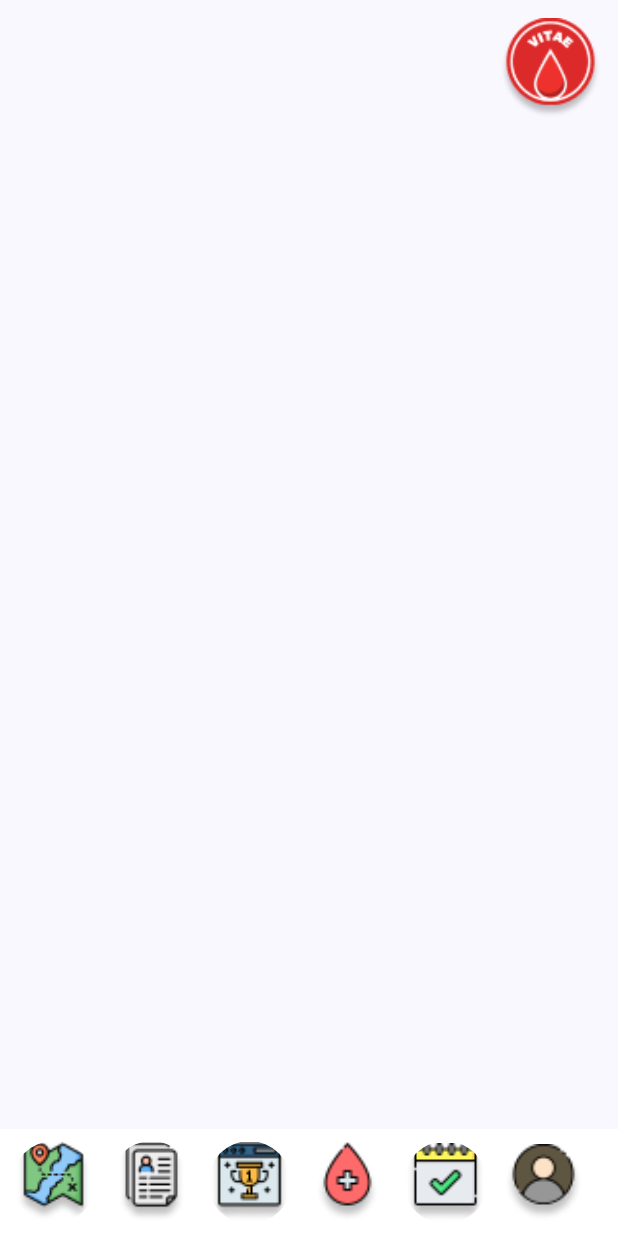
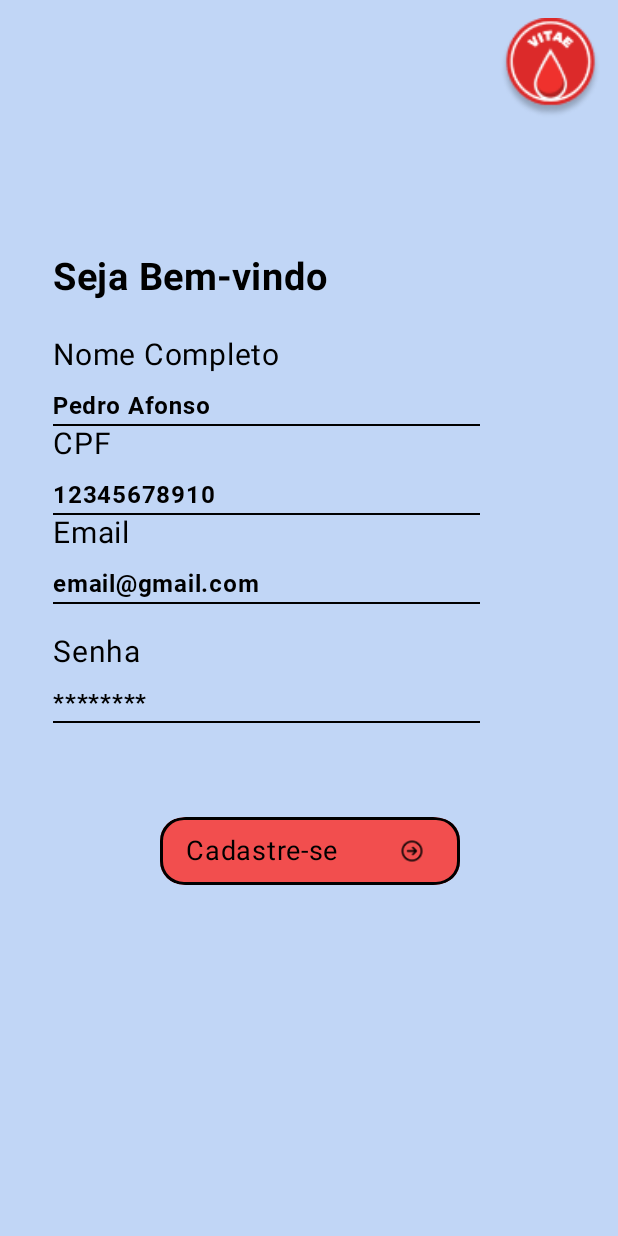
Before and after one commit to MEDVITAE/Mobile, an Android app built with Jetpack Compose: the screen it shows after launch (MainActivity before the commit, CadastroActivity after it), on a phone screen of 412 x 824 dp. Run offline under Robolectric (Android 15) with nearby library versions, the phone set to English and light mode, and no system bars.

Commit message:
FEAT/ Telas cadastro e Login adicionadas, botão alterado

```diff
--- a/app/src/main/AndroidManifest.xml
+++ b/app/src/main/AndroidManifest.xml
@@ -42,6 +42,12 @@
         <activity
             android:name=".DetalheHemocentroActivity"
             android:label="DetalheHemocentroActivity">
+        </activity><activity
+            android:name=".CadastroActivity"
+            android:label="CadastroActivity">
+        </activity><activity
+            android:name=".LoginActivity"
+            android:label="LoginActivity">
         </activity>
     </application>
 
--- /dev/null
+++ b/app/src/main/java/com/example/vitaeapp/CadastroActivity.kt
@@ -0,0 +1,210 @@
+package com.example.vitaeapp
+
+import android.content.Intent
+import android.os.Bundle
+import androidx.activity.ComponentActivity
+import androidx.activity.compose.setContent
+import androidx.compose.foundation.Image
+import androidx.compose.foundation.background
+import androidx.compose.foundation.border
+import androidx.compose.foundation.layout.Arrangement
+import androidx.compose.foundation.layout.Box
+import androidx.compose.foundation.layout.Column
+import androidx.compose.foundation.layout.Row
+import androidx.compose.foundation.layout.Spacer
+import androidx.compose.foundation.layout.fillMaxSize
+import androidx.compose.foundation.layout.fillMaxWidth
+import androidx.compose.foundation.layout.height
+import androidx.compose.foundation.layout.padding
+import androidx.compose.foundation.layout.size
+import androidx.compose.foundation.layout.width
+import androidx.compose.foundation.shape.RoundedCornerShape
+import androidx.compose.material3.Divider
+import androidx.compose.material3.IconButton
+import androidx.compose.material3.Surface
+import androidx.compose.material3.Text
+import androidx.compose.runtime.Composable
+import androidx.compose.runtime.getValue
+import androidx.compose.runtime.mutableStateOf
+import androidx.compose.runtime.remember
+import androidx.compose.ui.Alignment
+import androidx.compose.ui.Modifier
+import androidx.compose.ui.graphics.Color
+import androidx.compose.ui.platform.LocalContext
+import androidx.compose.ui.res.colorResource
+import androidx.compose.ui.res.painterResource
+import androidx.compose.ui.text.font.FontWeight
+import androidx.compose.ui.tooling.preview.Preview
+import androidx.compose.ui.unit.dp
+import androidx.compose.ui.unit.sp
+import com.example.vitaeapp.ui.theme.VitaeAppTheme
+
+class CadastroActivity : ComponentActivity() {
+    override fun onCreate(savedInstanceState: Bundle?) {
+        super.onCreate(savedInstanceState)
+        setContent {
+            VitaeAppTheme {
+                // A surface container using the 'background' color from the theme
+                Surface(
+                    modifier = Modifier.fillMaxSize(),
+                    color = colorResource(id = R.color.azul_claro)
+                ) {
+                    TelaCadastro("Android")
+                }
+            }
+        }
+    }
+}
+
+@Composable
+fun TelaCadastro(name: String, modifier: Modifier = Modifier) {
+    Column(
+        modifier = modifier.fillMaxSize(),
+        verticalArrangement = Arrangement.Top,
+        horizontalAlignment = Alignment.CenterHorizontally
+    ) {
+        Logo()
+        val entradaTexto by remember { mutableStateOf("") }
+
+        Column(
+            modifier = Modifier
+                .fillMaxWidth()
+                .padding(20.dp),
+            verticalArrangement = Arrangement.Center
+        ) {
+            Spacer(modifier = Modifier.height(40.dp))
+            AtributoUsuarioCadastroBemVindo(
+                valor = "Seja Bem-vindo",
+                paddingTop = 20,
+                paddingBottom = 10,
+                25
+            )
+            Spacer(modifier = Modifier.height(15.dp))
+
+            AtributoUsuarioCadastro(valor = "Nome Completo", paddingTop = 0, paddingBottom = 10, 20)
+            InputGetInfoCadastro(valorInput = "Pedro Afonso")
+
+            AtributoUsuarioCadastro(valor = "CPF", paddingTop = 0, paddingBottom = 10, 20)
+            InputGetInfoCadastro(valorInput = "12345678910")
+
+            AtributoUsuarioCadastro(valor = "Email", paddingTop = 0, paddingBottom = 10, 20)
+            InputGetInfoCadastro(valorInput = "email@gmail.com")
+
+            AtributoUsuarioCadastro(valor = "Senha", paddingTop = 20, paddingBottom = 10, 20)
+            InputGetInfoCadastro(valorInput = "********")
+
+            Spacer(modifier = Modifier.height(0.dp))
+        }
+        BotaoCadastro("Cadastre-se")
+
+    }
+}
+@Composable
+fun AtributoUsuarioCadastroBemVindo(valor: String, paddingTop: Int, paddingBottom: Int,tamanho:Int) {
+    Column {
+        Text(
+            valor,
+            fontSize = tamanho.sp,
+            fontWeight = FontWeight.Bold,
+            modifier = Modifier.padding(
+                top = paddingTop.dp,
+                start = 15.dp,
+                end = 20.dp,
+                bottom = paddingBottom.dp
+            )
+        )
+    }
+}
+
+@Composable
+fun AtributoUsuarioCadastro(valor: String, paddingTop: Int, paddingBottom: Int,tamanho:Int) {
+    Column {
+        Text(
+            valor,
+            fontSize = tamanho.sp,
+            modifier = Modifier.padding(
+                top = paddingTop.dp,
+                start = 15.dp,
+                end = 20.dp,
+                bottom = paddingBottom.dp
+            )
+        )
+    }
+}
+
+@Composable
+fun InputGetInfoCadastro(valorInput: String) {
+    Column(
+        modifier = Modifier
+            .width(300.dp)
+            .padding(start = 15.dp)
+    ) {
+        Text(valorInput, fontSize = 16.sp, fontFamily = fontRobotoBold)
+        Divider(
+            modifier = Modifier.fillMaxWidth(),
+            color = Color.Black
+        )
+    }
+}
+
+@Composable
+fun BotaoCadastro(valor:String){
+    Box(  modifier = Modifier
+        .fillMaxWidth()
+        .height(120.dp)
+        .padding(top = 10.dp)
+        .background(Color.Transparent, shape = RoundedCornerShape(16.dp)),
+        contentAlignment = Alignment.Center,
+
+        ) {
+
+        val contexto = LocalContext.current
+
+        IconButton(
+            modifier = Modifier
+                .width(210.dp)
+                .height(45.dp),
+            onClick = {
+                contexto.startActivity(Intent(contexto, LoginActivity::class.java))
+            }
+        ) {
+            Row(
+                modifier = Modifier
+                    .width(200.dp)
+                    .height(45.dp)
+                    .background(
+                        color = colorResource(id = R.color.vermelho_rosado),
+                        shape = RoundedCornerShape(16.dp)
+                    )
+                    .border(
+                        color = Color.Black,
+                        width = 2.dp,
+                        shape = RoundedCornerShape(16.dp)
+                    ),
+                horizontalArrangement = Arrangement.SpaceAround,
+                verticalAlignment = Alignment.CenterVertically,
+
+                ) {
+
+                Text(
+                    valor, fontSize = 18.sp,
+                )
+                Image(
+                    painter = painterResource(id = R.mipmap.seta_direita),
+                    contentDescription = null,
+                    modifier = Modifier
+                        .size(30.dp)
+                )
+            }
+        }
+    }
+}
+
+
+@Preview(showBackground = true)
+@Composable
+fun GreetingPreviewFromCadastro() {
+    VitaeAppTheme {
+        TelaCadastro("Android")
+    }
+}
--- a/app/src/main/java/com/example/vitaeapp/MainActivity.kt
+++ b/app/src/main/java/com/example/vitaeapp/MainActivity.kt
@@ -59,8 +59,9 @@ val fontRobotoBold = FontFamily(
 
 @Composable
 fun Tela(name: String, modifier: Modifier = Modifier) {
-    Logo()
-    Menu()
+    val contexto = LocalContext.current
+
+    contexto.startActivity(Intent(contexto, CadastroActivity::class.java))
 }
 
 @Composable
```
Also changed, not shown: app/src/main/java/com/example/vitaeapp/LoginActivity.kt (added, +220 -0 lines).
